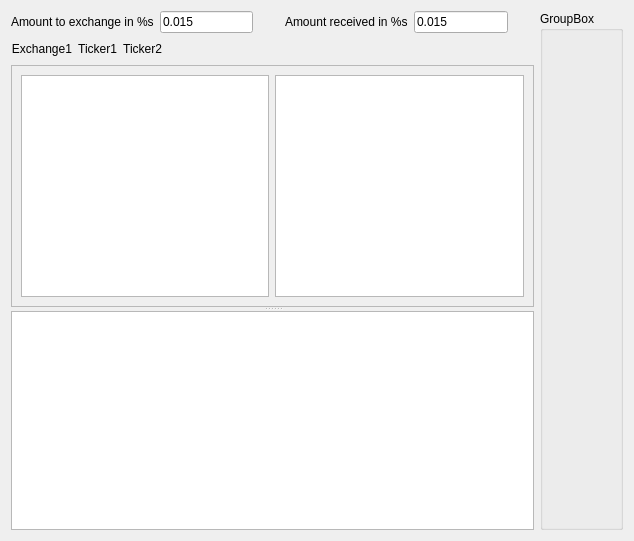
biddisco/lxqt-build-tools, file src/widgets/trade_algorithm_currency_exchange.ui: the form before one commit.
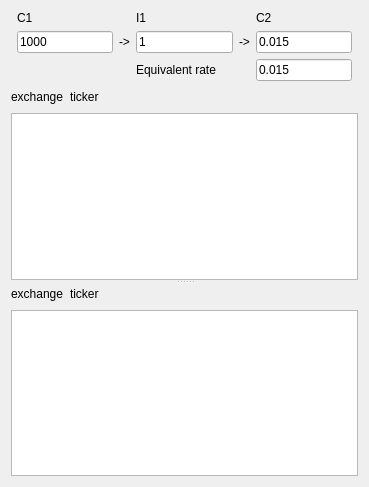
The form after the commit.

Commit message: Currency exchange fixes to show current buy/sell based on live orderbook

What changed in the file:
```diff
--- a/src/widgets/trade_algorithm_currency_exchange.ui
+++ b/src/widgets/trade_algorithm_currency_exchange.ui
@@ -6,184 +6,227 @@
    <rect>
     <x>0</x>
     <y>0</y>
-    <width>634</width>
-    <height>541</height>
+    <width>369</width>
+    <height>487</height>
    </rect>
   </property>
   <property name="windowTitle">
    <string>Form</string>
   </property>
   <layout class="QGridLayout" name="gridLayout_2">
-   <item row="1" column="1">
-    <widget class="QGroupBox" name="groupBox">
-     <property name="title">
-      <string>GroupBox</string>
-     </property>
-    </widget>
-   </item>
    <item row="1" column="0">
-    <layout class="QGridLayout" name="gridLayout">
-     <item row="1" column="0" colspan="2">
-      <layout class="QHBoxLayout" name="horizontalLayout_3">
-       <item>
-        <widget class="QLabel" name="exchange1">
-         <property name="text">
-          <string>Exchange1</string>
-         </property>
-         <property name="alignment">
-          <set>Qt::AlignmentFlag::AlignRight|Qt::AlignmentFlag::AlignTrailing|Qt::AlignmentFlag::AlignVCenter</set>
-         </property>
-        </widget>
-       </item>
-       <item>
-        <widget class="QLabel" name="ticker1">
-         <property name="text">
-          <string>Ticker1</string>
-         </property>
-         <property name="alignment">
-          <set>Qt::AlignmentFlag::AlignRight|Qt::AlignmentFlag::AlignTrailing|Qt::AlignmentFlag::AlignVCenter</set>
-         </property>
-        </widget>
-       </item>
-       <item>
-        <widget class="QLabel" name="ticker2">
-         <property name="text">
-          <string>Ticker2</string>
-         </property>
-         <property name="alignment">
-          <set>Qt::AlignmentFlag::AlignRight|Qt::AlignmentFlag::AlignTrailing|Qt::AlignmentFlag::AlignVCenter</set>
-         </property>
-        </widget>
-       </item>
-       <item>
-        <spacer name="horizontalSpacer_3">
-         <property name="orientation">
-          <enum>Qt::Orientation::Horizontal</enum>
-         </property>
-         <property name="sizeHint" stdset="0">
-          <size>
-           <width>40</width>
-           <height>20</height>
-          </size>
-         </property>
-        </spacer>
-       </item>
-      </layout>
+    <layout class="QGridLayout" name="gridLayout_3">
+     <item row="1" column="3">
+      <widget class="QLineEdit" name="partial">
+       <property name="sizePolicy">
+        <sizepolicy hsizetype="Preferred" vsizetype="Fixed">
+         <horstretch>0</horstretch>
+         <verstretch>0</verstretch>
+        </sizepolicy>
+       </property>
+       <property name="text">
+        <string>1</string>
+       </property>
+      </widget>
      </item>
-     <item row="0" column="1">
-      <layout class="QHBoxLayout" name="horizontalLayout_2">
-       <item>
-        <widget class="QLabel" name="amount2label">
-         <property name="sizePolicy">
-          <sizepolicy hsizetype="Preferred" vsizetype="Fixed">
-           <horstretch>0</horstretch>
-           <verstretch>0</verstretch>
-          </sizepolicy>
-         </property>
-         <property name="text">
-          <string>Amount received in %s</string>
-         </property>
-         <property name="checked" stdset="0">
-          <bool>false</bool>
-         </property>
-        </widget>
-       </item>
-       <item>
-        <widget class="QLineEdit" name="amount_2">
-         <property name="sizePolicy">
-          <sizepolicy hsizetype="Preferred" vsizetype="Fixed">
-           <horstretch>0</horstretch>
-           <verstretch>0</verstretch>
-          </sizepolicy>
-         </property>
-         <property name="text">
-          <string>0.015</string>
-         </property>
-        </widget>
-       </item>
-       <item>
-        <spacer name="horizontalSpacer_2">
-         <property name="orientation">
-          <enum>Qt::Orientation::Horizontal</enum>
-         </property>
-         <property name="sizeHint" stdset="0">
-          <size>
-           <width>40</width>
-           <height>20</height>
-          </size>
-         </property>
-        </spacer>
-       </item>
-      </layout>
+     <item row="1" column="4">
+      <widget class="QLabel" name="label_3">
+       <property name="text">
+        <string>-&gt;</string>
+       </property>
+      </widget>
      </item>
-     <item row="0" column="0">
-      <layout class="QHBoxLayout" name="horizontalLayout_1">
-       <item>
-        <widget class="QLabel" name="amount1label">
-         <property name="sizePolicy">
-          <sizepolicy hsizetype="Preferred" vsizetype="Fixed">
-           <horstretch>0</horstretch>
-           <verstretch>0</verstretch>
-          </sizepolicy>
-         </property>
-         <property name="text">
-          <string>Amount to exchange in %s</string>
-         </property>
-         <property name="checked" stdset="0">
-          <bool>false</bool>
-         </property>
-        </widget>
-       </item>
-       <item>
-        <widget class="QLineEdit" name="amount_1">
-         <property name="sizePolicy">
-          <sizepolicy hsizetype="Preferred" vsizetype="Fixed">
-           <horstretch>0</horstretch>
-           <verstretch>0</verstretch>
-          </sizepolicy>
-         </property>
-         <property name="text">
-          <string>0.015</string>
-         </property>
-        </widget>
-       </item>
-       <item>
-        <spacer name="horizontalSpacer">
-         <property name="orientation">
-          <enum>Qt::Orientation::Horizontal</enum>
-         </property>
-         <property name="sizeHint" stdset="0">
-          <size>
-           <width>40</width>
-           <height>20</height>
-          </size>
-         </property>
-        </spacer>
-       </item>
-      </layout>
+     <item row="1" column="2">
+      <widget class="QLabel" name="label_2">
+       <property name="text">
+        <string>-&gt;</string>
+       </property>
+      </widget>
      </item>
-     <item row="3" column="0" colspan="2">
-      <widget class="QSplitter" name="splitter">
+     <item row="1" column="1">
+      <widget class="QLineEdit" name="spend">
+       <property name="sizePolicy">
+        <sizepolicy hsizetype="Preferred" vsizetype="Fixed">
+         <horstretch>0</horstretch>
+         <verstretch>0</verstretch>
+        </sizepolicy>
+       </property>
+       <property name="text">
+        <string>1000</string>
+       </property>
+      </widget>
+     </item>
+     <item row="5" column="0" colspan="7">
+      <widget class="QSplitter" name="splitter_2">
        <property name="orientation">
         <enum>Qt::Orientation::Vertical</enum>
        </property>
-       <widget class="QFrame" name="frame">
-        <property name="frameShape">
-         <enum>QFrame::Shape::StyledPanel</enum>
-        </property>
-        <property name="frameShadow">
-         <enum>QFrame::Shadow::Raised</enum>
-        </property>
-        <layout class="QHBoxLayout" name="horizontalLayout">
+       <widget class="QWidget" name="verticalLayoutWidget">
+        <layout class="QVBoxLayout" name="verticalLayout">
+         <item>
+          <layout class="QHBoxLayout" name="horizontalLayout">
+           <item>
+            <widget class="QLabel" name="exchange1">
+             <property name="text">
+              <string>exchange</string>
+             </property>
+            </widget>
+           </item>
+           <item>
+            <widget class="QLabel" name="ticker1">
+             <property name="text">
+              <string>ticker</string>
+             </property>
+            </widget>
+           </item>
+           <item>
+            <spacer name="horizontalSpacer">
+             <property name="orientation">
+              <enum>Qt::Orientation::Horizontal</enum>
+             </property>
+             <property name="sizeHint" stdset="0">
+              <size>
+               <width>40</width>
+               <height>20</height>
+              </size>
+             </property>
+            </spacer>
+           </item>
+          </layout>
+         </item>
          <item>
           <widget class="QPlainTextEdit" name="orderbook1"/>
          </item>
+        </layout>
+       </widget>
+       <widget class="QWidget" name="verticalLayoutWidget_2">
+        <layout class="QVBoxLayout" name="verticalLayout_2">
+         <item>
+          <layout class="QHBoxLayout" name="horizontalLayout_2">
+           <item>
+            <widget class="QLabel" name="exchange2">
+             <property name="text">
+              <string>exchange</string>
+             </property>
+            </widget>
+           </item>
+           <item>
+            <widget class="QLabel" name="ticker2">
+             <property name="text">
+              <string>ticker</string>
+             </property>
+            </widget>
+           </item>
+           <item>
+            <spacer name="horizontalSpacer_2">
+             <property name="orientation">
+              <enum>Qt::Orientation::Horizontal</enum>
+             </property>
+             <property name="sizeHint" stdset="0">
+              <size>
+               <width>40</width>
+               <height>20</height>
+              </size>
+             </property>
+            </spacer>
+           </item>
+          </layout>
+         </item>
          <item>
           <widget class="QPlainTextEdit" name="orderbook2"/>
          </item>
         </layout>
        </widget>
-       <widget class="QPlainTextEdit" name="currency_exchange_orders"/>
+      </widget>
+     </item>
+     <item row="1" column="5">
+      <widget class="QLineEdit" name="receive">
+       <property name="sizePolicy">
+        <sizepolicy hsizetype="Preferred" vsizetype="Fixed">
+         <horstretch>0</horstretch>
+         <verstretch>0</verstretch>
+        </sizepolicy>
+       </property>
+       <property name="text">
+        <string>0.015</string>
+       </property>
+      </widget>
+     </item>
+     <item row="0" column="1">
+      <widget class="QLabel" name="C1">
+       <property name="sizePolicy">
+        <sizepolicy hsizetype="Preferred" vsizetype="Fixed">
+         <horstretch>0</horstretch>
+         <verstretch>0</verstretch>
+        </sizepolicy>
+       </property>
+       <property name="text">
+        <string>C1</string>
+       </property>
+       <property name="checked" stdset="0">
+        <bool>false</bool>
+       </property>
+      </widget>
+     </item>
+     <item row="0" column="3">
+      <widget class="QLabel" name="I1">
+       <property name="sizePolicy">
+        <sizepolicy hsizetype="Preferred" vsizetype="Fixed">
+         <horstretch>0</horstretch>
+         <verstretch>0</verstretch>
+        </sizepolicy>
+       </property>
+       <property name="text">
+        <string>I1</string>
+       </property>
+       <property name="checked" stdset="0">
+        <bool>false</bool>
+       </property>
+      </widget>
+     </item>
+     <item row="0" column="5">
+      <widget class="QLabel" name="C2">
+       <property name="sizePolicy">
+        <sizepolicy hsizetype="Preferred" vsizetype="Fixed">
+         <horstretch>0</horstretch>
+         <verstretch>0</verstretch>
+        </sizepolicy>
+       </property>
+       <property name="text">
+        <string>C2</string>
+       </property>
+       <property name="checked" stdset="0">
+        <bool>false</bool>
+       </property>
+      </widget>
+     </item>
+     <item row="4" column="5">
+      <widget class="QLineEdit" name="rate">
+       <property name="sizePolicy">
+        <sizepolicy hsizetype="Preferred" vsizetype="Fixed">
+         <horstretch>0</horstretch>
+         <verstretch>0</verstretch>
+        </sizepolicy>
+       </property>
+       <property name="text">
+        <string>0.015</string>
+       </property>
+      </widget>
+     </item>
+     <item row="4" column="3">
+      <widget class="QLabel" name="ratelabel">
+       <property name="sizePolicy">
+        <sizepolicy hsizetype="Preferred" vsizetype="Fixed">
+         <horstretch>0</horstretch>
+         <verstretch>0</verstretch>
+        </sizepolicy>
+       </property>
+       <property name="text">
+        <string>Equivalent rate</string>
+       </property>
+       <property name="checked" stdset="0">
+        <bool>false</bool>
+       </property>
       </widget>
      </item>
     </layout>
```
The commit also changes 4 other files.
